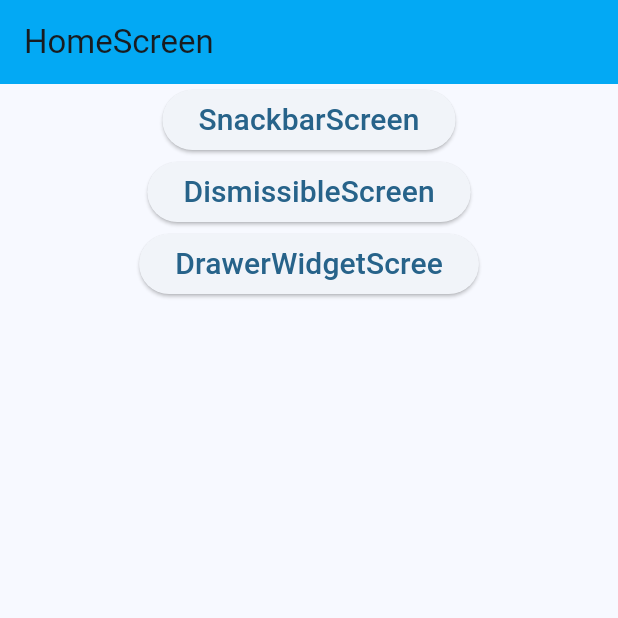
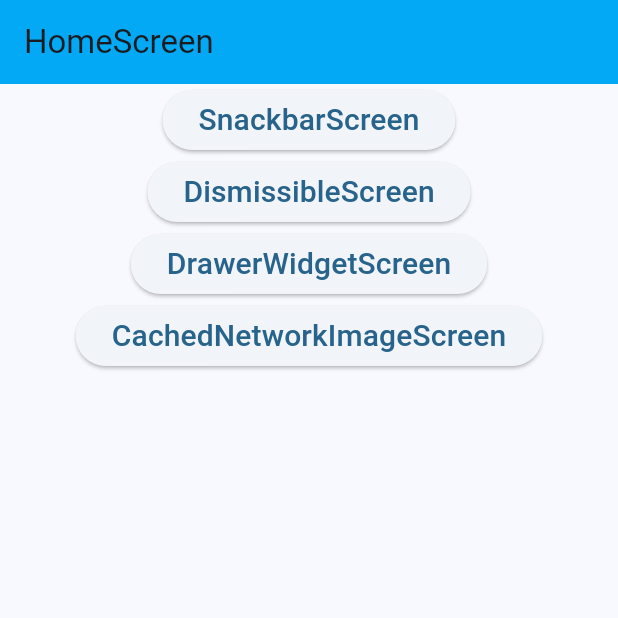
Before and after one commit to FAHIMSHAKIL102/flutter_akshit_practice, a Flutter app: the screen it shows after launch, on a phone screen of 412 x 824 dp, the top half of it. Run offline on Flutter 3.47's test engine with Material 3 defaults, Android fonts, the phone set to English and light mode, and no system bars; our stand-ins replace cached_network_image.

Commit message:
add_cachedimage

```diff
--- a/lib/home_screen.dart
+++ b/lib/home_screen.dart
@@ -1,4 +1,5 @@
 import 'package:flutter/material.dart';
+import 'package:flutter_akshit_practice/cached_network_image_screen.dart';
 import 'package:flutter_akshit_practice/dismissible_screen.dart';
 import 'package:flutter_akshit_practice/drawer_widget_screen.dart';
 import 'package:flutter_akshit_practice/snackbar_screen.dart';
@@ -42,7 +43,23 @@ class HomeScreen extends StatelessWidget {
                   MaterialPageRoute(builder: (context) => DrawerWidgetScreen()),
                 );
               },
-              child: Text('DrawerWidgetScree', style: TextStyle(fontSize: 20)),
+              child: Text('DrawerWidgetScreen', style: TextStyle(fontSize: 20)),
+            ),
+          ),
+          Center(
+            child: ElevatedButton(
+              onPressed: () {
+                Navigator.push(
+                  context,
+                  MaterialPageRoute(
+                    builder: (context) => CachedNetworkImageScreen(),
+                  ),
+                );
+              },
+              child: Text(
+                'CachedNetworkImageScreen',
+                style: TextStyle(fontSize: 20),
+              ),
             ),
           ),
         ],
--- a/pubspec.yaml
+++ b/pubspec.yaml
@@ -34,6 +34,7 @@ dependencies:
   # The following adds the Cupertino Icons font to your application.
   # Use with the CupertinoIcons class for iOS style icons.
   cupertino_icons: ^1.0.8
+  cached_network_image: ^3.4.1
 
 dev_dependencies:
   flutter_test:
```
Also changed, not shown: lib/cached_network_image_screen.dart (added, +31 -0 lines), pubspec.lock, 1 other file.
